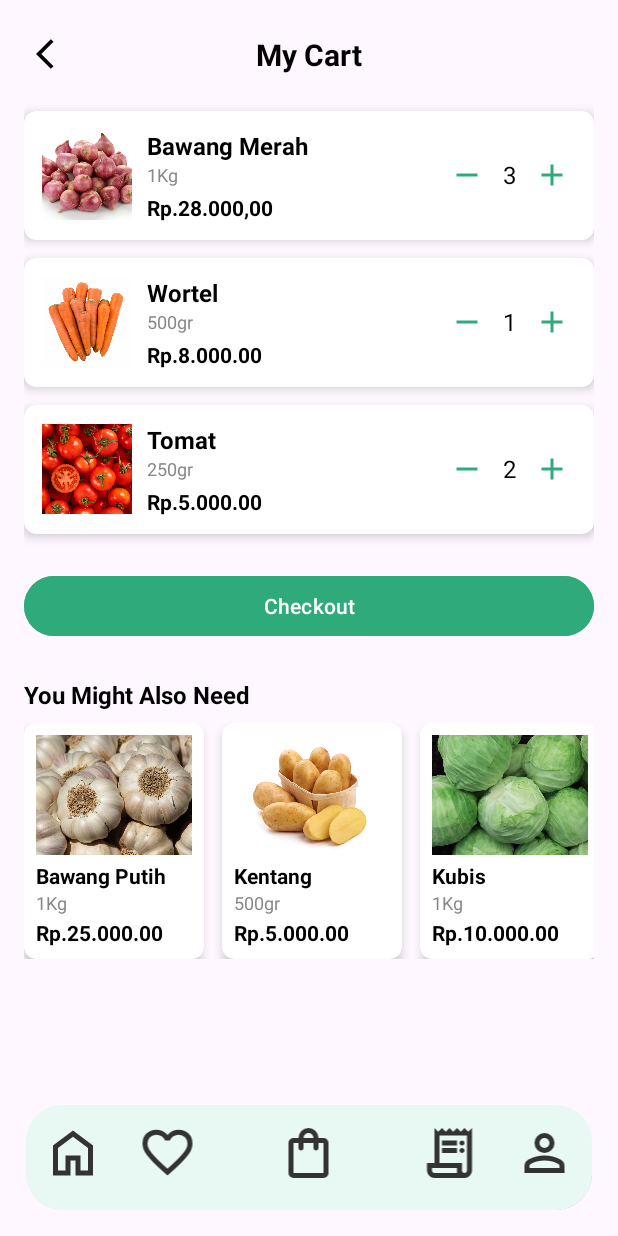
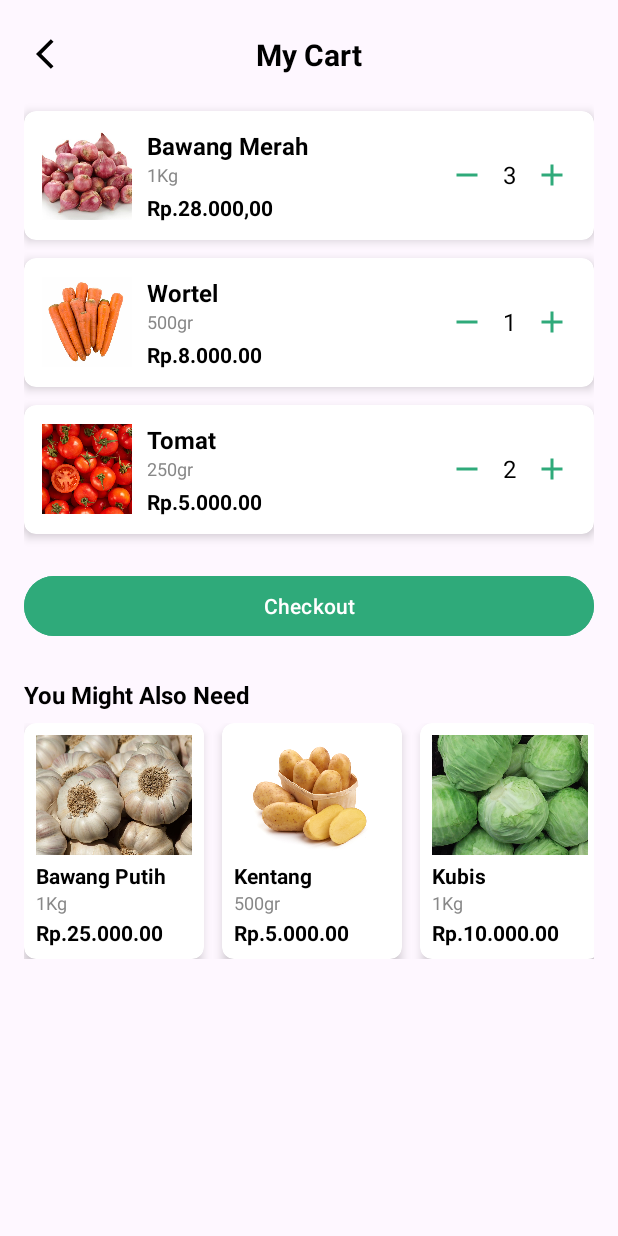
Before and after one commit to yogzism890/Omurice, an Android app built with Jetpack Compose: the fragment CartFragment shown on its own in the app's theme, on a phone screen of 412 x 824 dp. Run offline under Robolectric (Android 15) with nearby library versions, the phone set to English and light mode, and no system bars.

Commit message:
Perbarui tampilan fragment_cart.xml dan tambahkan logika pada tombol btn_cart, agar saat tombol diklik, tampilan dari fragment_cart.xml muncul di layar.

```diff
--- a/app/src/main/java/com/uti/omurice/TampilanUtama.kt
+++ b/app/src/main/java/com/uti/omurice/TampilanUtama.kt
@@ -41,6 +41,12 @@ class TampilanUtama : AppCompatActivity() {
                 .addToBackStack(null)
                 .commit()
         }
+        binding.btnCart.setOnClickListener {
+            supportFragmentManager.beginTransaction()
+                .replace(R.id.fragment_container, CartFragment())
+                .addToBackStack(null)
+                .commit()
+        }
 
         // (Opsional) tombol lainnya bisa ditambahkan di sini
         // binding.btnCart.setOnClickListener { ... }
--- a/app/src/main/res/layout/fragment_cart.xml
+++ b/app/src/main/res/layout/fragment_cart.xml
@@ -583,67 +583,4 @@
             </androidx.cardview.widget.CardView>
         </LinearLayout>
     </HorizontalScrollView>
-    <LinearLayout
-        android:id="@+id/linearLayout"
-        android:layout_width="match_parent"
-        android:layout_height="70dp"
-        android:layout_marginStart="1dp"
-        android:layout_marginEnd="1dp"
-        android:layout_marginBottom="1dp"
-        android:background="@drawable/bg_navbar"
-        android:orientation="horizontal"
-        app:layout_constraintBottom_toBottomOf="parent"
-        app:layout_constraintEnd_toEndOf="parent"
-        app:layout_constraintStart_toStartOf="parent">
-    <ImageView
-        android:id="@+id/btn_home"
-        android:layout_width="wrap_content"
-        android:layout_height="wrap_content"
-        android:layout_weight="1"
-        android:contentDescription="@string/p1_home"
-        android:paddingTop="10dp"
-        android:layout_gravity="center"
-        android:layout_marginBottom="8dp"
-        app:srcCompat="@drawable/home" />
-        <ImageView
-            android:id="@+id/btn_fav"
-            android:layout_width="wrap_content"
-            android:layout_height="wrap_content"
-            android:layout_weight="1"
-            android:contentDescription="@string/favorite_list"
-            android:paddingTop="10dp"
-            android:layout_gravity="center"
-            android:layout_marginBottom="8dp"
-            app:srcCompat="@drawable/favorit" />
-        <ImageView
-            android:id="@+id/btn_cart"
-            android:layout_width="101dp"
-            android:layout_height="wrap_content"
-            android:layout_gravity="center"
-            android:layout_marginBottom="8dp"
-            android:layout_weight="1"
-            android:contentDescription="@string/shop"
-            android:paddingTop="10dp"
-            app:srcCompat="@drawable/shop" />
-        <ImageView
-            android:id="@+id/imageView5"
-            android:layout_width="wrap_content"
-            android:layout_height="wrap_content"
-            android:layout_weight="1"
-            android:contentDescription="@string/bill"
-            android:paddingTop="10dp"
-            android:layout_marginBottom="8dp"
-            android:layout_gravity="center"
-            app:srcCompat="@drawable/bill" />
-        <ImageView
-            android:id="@+id/imageView6"
-            android:layout_width="wrap_content"
-            android:layout_height="wrap_content"
-            android:layout_weight="1"
-            android:contentDescription="@string/profile"
-            android:paddingTop="10dp"
-            android:layout_gravity="center"
-            android:layout_marginBottom="8dp"
-            app:srcCompat="@drawable/profil" />
-    </LinearLayout>
 </androidx.constraintlayout.widget.ConstraintLayout>
--- a/app/src/main/res/layout/tampilan_utama.xml
+++ b/app/src/main/res/layout/tampilan_utama.xml
@@ -58,7 +58,7 @@
             app:srcCompat="@drawable/favorit" />
 
         <ImageView
-            android:id="@+id/imageView4"
+            android:id="@+id/btn_cart"
             android:layout_width="wrap_content"
             android:layout_height="wrap_content"
             android:layout_gravity="center"
```
